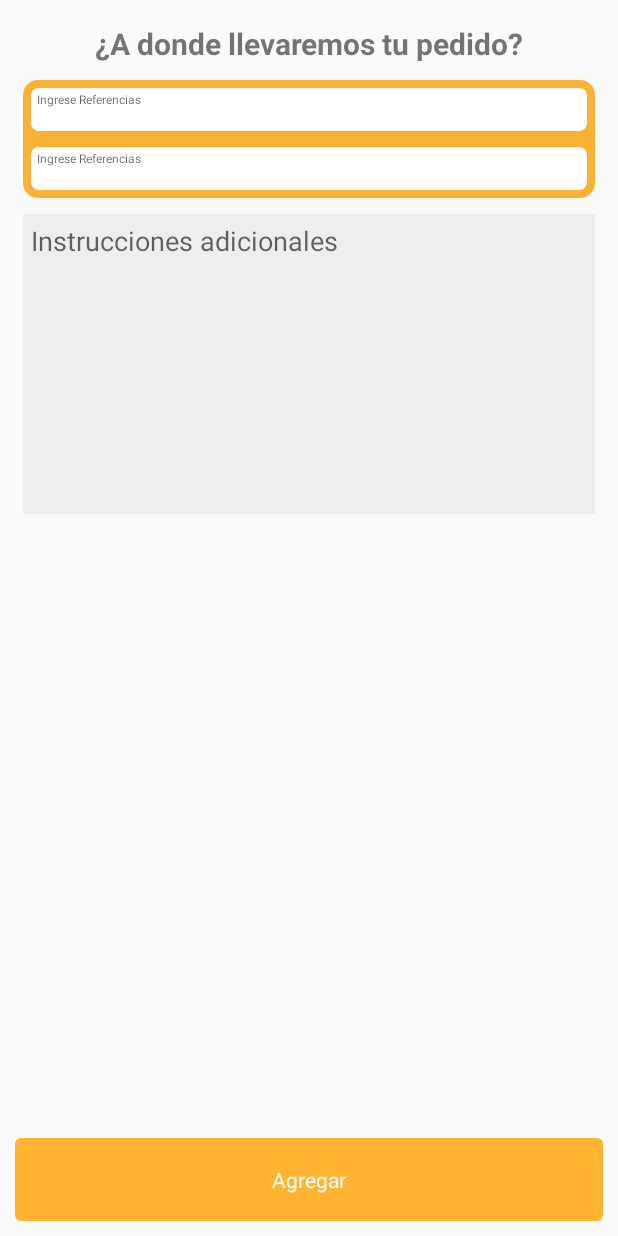
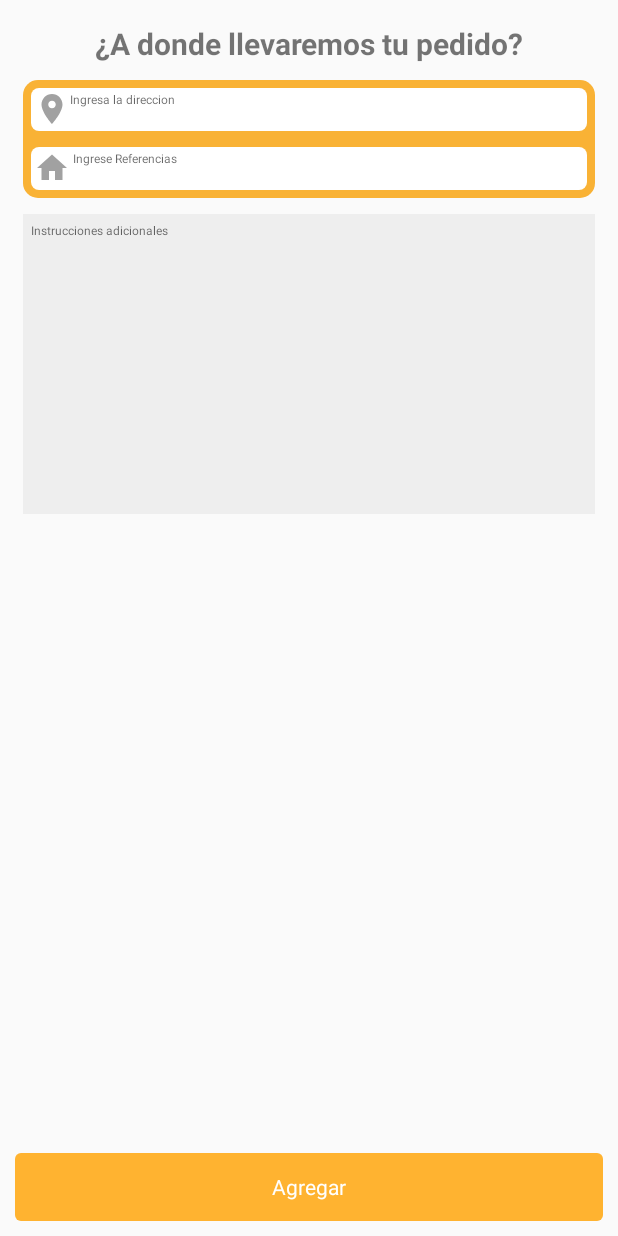
Before and after one commit to Dianagarcia33/FoodiesCustomer, an Android app: the fragment FragmentMquevacomprar placed in its activity, on a phone screen of 412 x 824 dp. Run offline under Robolectric (Android 15) with nearby library versions, the phone set to English and light mode, and no system bars.

Commit message:
commit 6:16 04/02/2021

```diff
--- /dev/null
+++ b/app/src/main/res/drawable/ic_baseline_home_24.xml
@@ -0,0 +1,5 @@
+<vector android:height="24dp" android:tint="#A1A1A1"
+    android:viewportHeight="24" android:viewportWidth="24"
+    android:width="24dp" xmlns:android="http://schemas.android.com/apk/res/android">
+    <path android:fillColor="@android:color/white" android:pathData="M10,20v-6h4v6h5v-8h3L12,3 2,12h3v8z"/>
+</vector>
--- /dev/null
+++ b/app/src/main/res/drawable/ic_baseline_location_on_24.xml
@@ -0,0 +1,5 @@
+<vector android:height="24dp" android:tint="#A1A1A1"
+    android:viewportHeight="24" android:viewportWidth="24"
+    android:width="24dp" xmlns:android="http://schemas.android.com/apk/res/android">
+    <path android:fillColor="@android:color/white" android:pathData="M12,2C8.13,2 5,5.13 5,9c0,5.25 7,13 7,13s7,-7.75 7,-13c0,-3.87 -3.13,-7 -7,-7zM12,11.5c-1.38,0 -2.5,-1.12 -2.5,-2.5s1.12,-2.5 2.5,-2.5 2.5,1.12 2.5,2.5 -1.12,2.5 -2.5,2.5z"/>
+</vector>
--- a/app/src/main/res/layout/fragment_mquevaacomprar.xml
+++ b/app/src/main/res/layout/fragment_mquevaacomprar.xml
@@ -40,7 +40,8 @@
                 <EditText
                     android:layout_width="match_parent"
                     android:layout_height="wrap_content"
-                    android:hint="@string/edittext_hintRef"
+                    android:drawableLeft="@drawable/ic_baseline_location_on_24"
+                    android:hint="@string/ingresa_direccion"
                     android:gravity="top"
                     android:layout_margin="5dp"
                     android:padding="2dp"
@@ -49,6 +50,7 @@
                 <EditText
                     android:layout_width="match_parent"
                     android:layout_height="wrap_content"
+                    android:drawableLeft="@drawable/ic_baseline_home_24"
                     android:hint="@string/edittext_hintRef"
                     android:gravity="top"
                     android:layout_margin="5dp"
@@ -59,7 +61,7 @@
 
             <EditText
                 android:layout_marginTop="10dp"
-                android:hint="Instrucciones adicionales"
+                android:hint="@string/instrucciones_adicionales"
                 android:background="#eeeeee"
                 android:layout_margin="5dp"
                 android:padding="5dp"
@@ -67,18 +69,13 @@
                 android:gravity="top"
                 android:layout_height="200dp"/>
 
-
-
-
-
-
         </LinearLayout>
 
     </ScrollView>
 
     <RelativeLayout
         android:layout_width="match_parent"
-        android:layout_height="55dp"
+        android:layout_height="45dp"
         android:background="@drawable/round_shape_btn_login"
         android:id="@+id/btnQueVacomprar"
         android:layout_margin="10dp"
@@ -94,16 +91,7 @@
             android:id="@+id/cart_btn_text"
             />
 
-        <TextView
-            android:layout_width="wrap_content"
-            android:layout_height="wrap_content"
-            android:text=""
-            android:layout_centerVertical="true"
-            android:layout_alignParentEnd="true"
-            android:layout_marginEnd="15dp"
-            android:id="@+id/grand_total_price_tv"
-            android:textColor="@color/colorWhite"
-            />
+
 
     </RelativeLayout>
 
--- a/app/src/main/res/values/strings.xml
+++ b/app/src/main/res/values/strings.xml
@@ -251,6 +251,8 @@
     <string name="textAdondelollevamos" translatable="false">Indicanos que tenemos que comprar, trata de ser lo mas especifico para asegurarnos que el lo que necesitas.</string>
 
     <string name="edittext_hintPro" translatable="false"><font size="8"> Ingrese Referencias</font></string>
+    <string name="instrucciones_adicionales" translatable="false"><font size="8">Instrucciones adicionales</font></string>
 
+    <string name="ingresa_direccion" translatable="false"><font size="8">Ingresa la direccion </font></string>
 
 </resources>
```
Also changed, not shown: app/src/main/res/layout/fragment_fragmen_adondelo_llevamos.xml (+3 -12 lines), app/src/main/res/layout/fragment_paquetes.xml (+3 -17 lines).
